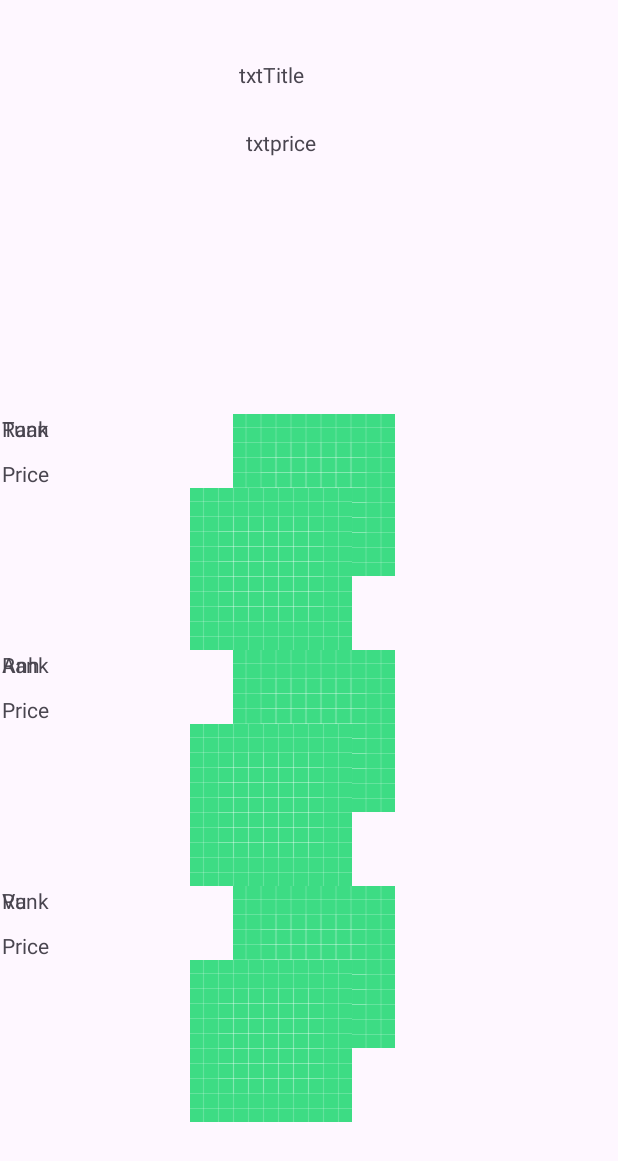
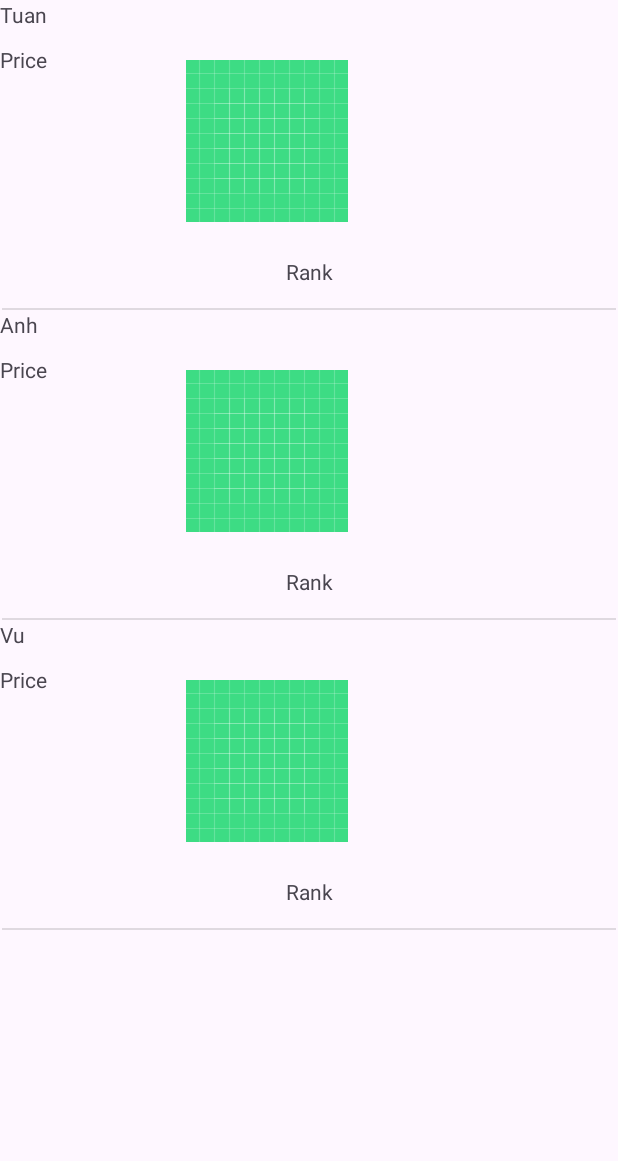
Before and after one commit to tannmhe160735/PRM932_FinalProject, an Android app: the screen it shows after launch (MainActivity), on a phone screen of 412 x 824 dp. Shown: the top 1161 px of the screen. Run offline under Robolectric (Android 15) with nearby library versions, the light colour scheme and no system bars.

Commit message:
Gun_skin_shop_update

```diff
--- a/PRM392_FinalProject/app/src/main/java/com/example/prm392_finalproject/MainActivity.java
+++ b/PRM392_FinalProject/app/src/main/java/com/example/prm392_finalproject/MainActivity.java
@@ -42,7 +42,7 @@ public class MainActivity extends AppCompatActivity {
     protected void onCreate(Bundle savedInstanceState) {
         super.onCreate(savedInstanceState);
 
-        setContentView(R.layout.activity_bundle);
+        setContentView(R.layout.activity_listbundle);
         bindingView();
         bindingAction();
         fakeData();
--- a/PRM392_FinalProject/app/src/main/res/layout/activity_login.xml
+++ b/PRM392_FinalProject/app/src/main/res/layout/activity_login.xml
@@ -36,7 +36,7 @@
         app:layout_constraintTop_toBottomOf="@+id/textView" />
 
     <ImageView
-        android:id="@+id/imageView"
+        android:id="@+id/img"
         android:layout_width="379dp"
         android:layout_height="600dp"
         android:layout_marginStart="16dp"
--- a/PRM392_FinalProject/app/src/main/res/layout/item_gunskin.xml
+++ b/PRM392_FinalProject/app/src/main/res/layout/item_gunskin.xml
@@ -4,14 +4,6 @@
     xmlns:tools="http://schemas.android.com/tools"
     android:layout_width="match_parent"
     android:layout_height="wrap_content">
-
-    <ImageView
-        android:id="@+id/img"
-        android:layout_width="match_parent"
-        android:layout_height="wrap_content"
-        app:layout_constraintStart_toStartOf="parent"
-        app:layout_constraintTop_toTopOf="parent"
-        />
 
     <TextView
         android:id="@+id/tvTitle"
@@ -34,19 +26,32 @@
         android:id="@+id/tvRank"
         android:layout_width="wrap_content"
         android:layout_height="wrap_content"
-        android:layout_marginStart="32dp"
-        android:layout_marginTop="132dp"
         android:text="Rank"
-        app:layout_constraintStart_toEndOf="@id/tvPrice"
-        app:layout_constraintTop_toBottomOf="@id/tvPrice" />
+        app:layout_constraintBottom_toBottomOf="parent"
+        app:layout_constraintEnd_toEndOf="parent"
+        app:layout_constraintStart_toStartOf="parent"
+        app:layout_constraintTop_toTopOf="parent"
+        app:layout_constraintVertical_bias="0.914" />
 
     <ImageView
-        android:id="@+id/imageView"
+        android:id="@+id/img"
         android:layout_width="wrap_content"
         android:layout_height="wrap_content"
-        android:layout_marginStart="125dp"
-        android:layout_marginTop="49dp"
+        android:layout_marginStart="124dp"
+        android:layout_marginTop="40dp"
         app:layout_constraintStart_toStartOf="parent"
         app:layout_constraintTop_toTopOf="parent"
         app:srcCompat="@drawable/ic_launcher_background" />
+
+    <View
+        android:id="@+id/divider"
+        android:layout_width="409dp"
+        android:layout_height="1dp"
+        android:layout_marginStart="1dp"
+        android:layout_marginTop="57dp"
+        android:layout_marginEnd="1dp"
+        android:background="?android:attr/listDivider"
+        app:layout_constraintEnd_toEndOf="parent"
+        app:layout_constraintStart_toStartOf="parent"
+        app:layout_constraintTop_toBottomOf="@+id/img" />
 </androidx.constraintlayout.widget.ConstraintLayout>
```
